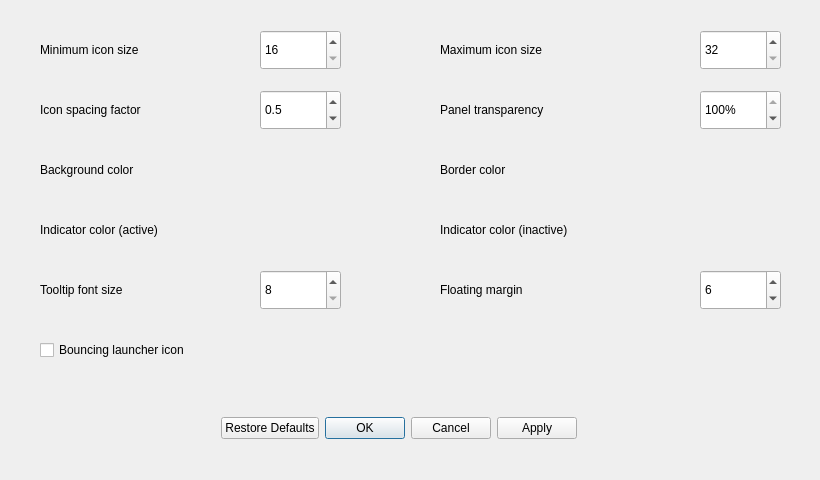
Old version of the form src/view/appearance_settings_dialog.ui in the repository dangvd/crystal-dock.
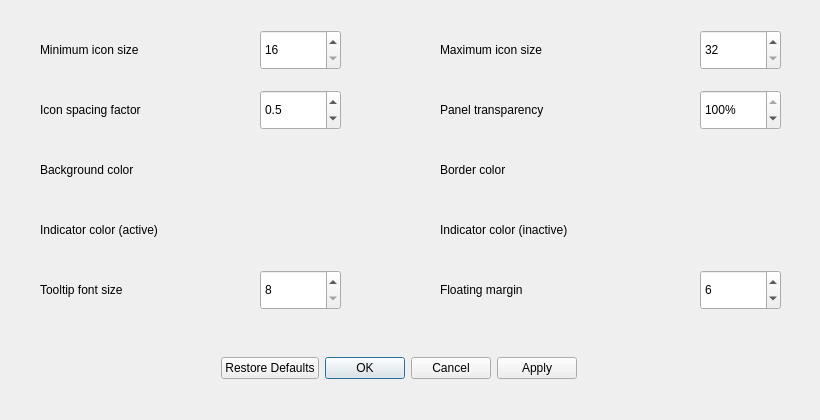
New version of the form.

Commit message: Removes the current implementation of bouncing launcher icon as it's buggy #116

Diff of the .ui file:
```diff
--- a/src/view/appearance_settings_dialog.ui
+++ b/src/view/appearance_settings_dialog.ui
@@ -7,7 +7,7 @@
     <x>0</x>
     <y>0</y>
     <width>820</width>
-    <height>480</height>
+    <height>420</height>
    </rect>
   </property>
   <property name="windowTitle">
@@ -17,7 +17,7 @@
    <property name="geometry">
     <rect>
      <x>34</x>
-     <y>410</y>
+     <y>350</y>
      <width>730</width>
      <height>36</height>
     </rect>
@@ -288,19 +288,6 @@
     <string>Indicator color (inactive)</string>
    </property>
   </widget>
-  <widget class="QCheckBox" name="bouncingLauncherIcon">
-   <property name="geometry">
-    <rect>
-     <x>40</x>
-     <y>330</y>
-     <width>300</width>
-     <height>40</height>
-    </rect>
-   </property>
-   <property name="text">
-    <string>Bouncing launcher icon</string>
-   </property>
-  </widget>
  </widget>
  <resources/>
  <connections>
```
The commit also changes 5 other files.
